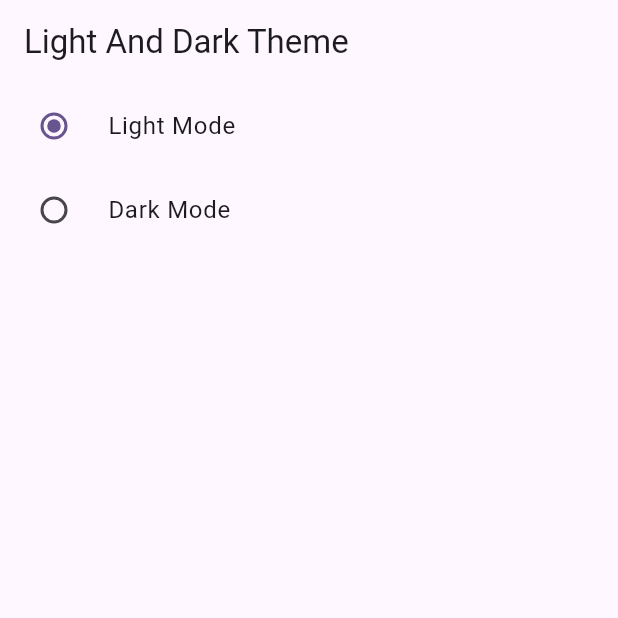
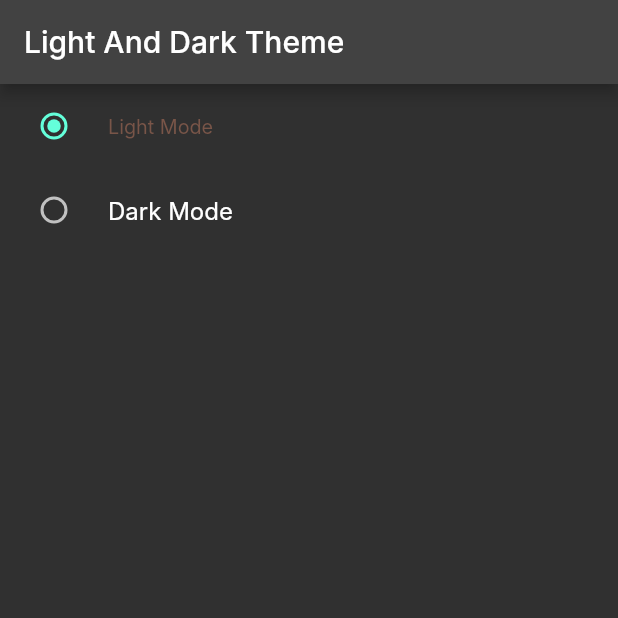
Before and after one commit to saadmomand6/Provider-Examples, a Flutter app: the screen it shows after launch, on a phone screen of 412 x 824 dp, the top half of it. Run offline on Flutter 3.47's test engine with Material 2 defaults, Android fonts, the phone set to English and light mode, and no system bars; Roboto replaces fonts that are missing (Inter).

Commit message:
added data to themes

```diff
--- a/lib/main.dart
+++ b/lib/main.dart
@@ -29,12 +29,50 @@
             title: 'Provider With MVVM and Rest APIs',
             themeMode: themechanger.thememode,
             theme: ThemeData(
-              brightness: Brightness.light,
-              colorScheme: ColorScheme.fromSeed(seedColor: Colors.deepPurple),
+              brightness: Brightness.dark,
+              primaryColor: Colors.red[800],
+              fontFamily: 'Inter',
+              textTheme: TextTheme(
+                headlineLarge: TextStyle(
+                    color: Colors.white,
+                    fontWeight: FontWeight.w600,
+                    fontSize: MediaQuery.of(context).size.height * 0.024),
+                headlineMedium: TextStyle(
+                    color: const Color(0xffFFEEA8),
+                    fontSize: MediaQuery.of(context).size.height * 0.020,
+                    fontWeight: FontWeight.w400),
+                bodySmall: TextStyle(
+                    color: Colors.brown,
+                    fontWeight: FontWeight.w400,
+                    fontSize: MediaQuery.of(context).size.height * 0.016),
+                labelLarge: TextStyle(
+                    color: Colors.white,
+                    fontWeight: FontWeight.w600,
+                    fontSize: MediaQuery.of(context).size.height * 0.020),
+              ),
+            ),
+            darkTheme: ThemeData(
               useMaterial3: true,
+              brightness: Brightness.dark,
+              textTheme: TextTheme(
+                headlineLarge: TextStyle(
+                    color: Colors.white,
+                    fontWeight: FontWeight.w600,
+                    fontSize: MediaQuery.of(context).size.height * 0.024),
+                headlineMedium: TextStyle(
+                    color: const Color(0xffFFEEA8),
+                    fontSize: MediaQuery.of(context).size.height * 0.020,
+                    fontWeight: FontWeight.w400),
+                bodySmall: TextStyle(
+                    color: Colors.orange,
+                    fontWeight: FontWeight.w400,
+                    fontSize: MediaQuery.of(context).size.height * 0.032),
+                labelLarge: TextStyle(
+                    color: Colors.white,
+                    fontWeight: FontWeight.w600,
+                    fontSize: MediaQuery.of(context).size.height * 0.020),
+              ),
             ),
-            darkTheme:
-                ThemeData(useMaterial3: true, brightness: Brightness.dark),
             home: const DarkTheme(),
           );
         },
--- a/lib/screens/dark_theme.dart
+++ b/lib/screens/dark_theme.dart
@@ -24,7 +24,8 @@
               value: ThemeMode.light,
               groupValue: themechanger.thememode,
               onChanged: themechanger.setTheme,
-              title: Text('Light Mode')),
+              title: Text('Light Mode',
+                  style: Theme.of(context).textTheme.bodySmall)),
           RadioListTile<ThemeMode>(
               value: ThemeMode.dark,
               groupValue: themechanger.thememode,
```
